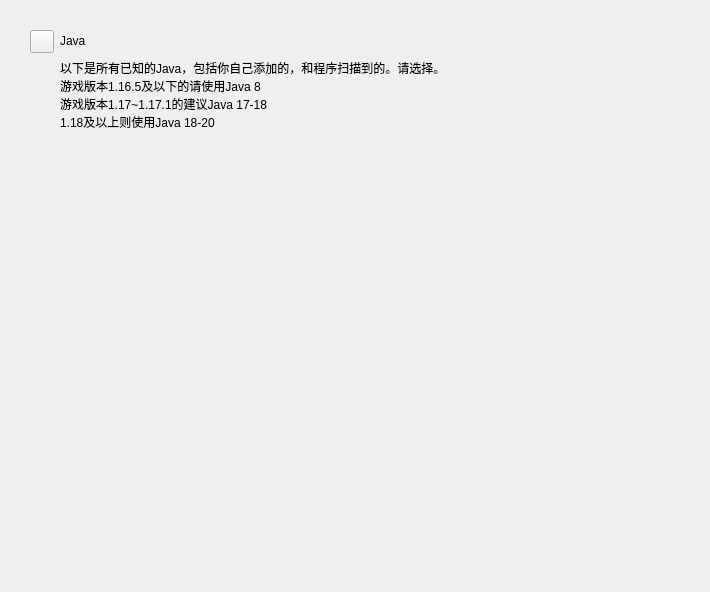
Qt form QtUI/Pages/selectJavaPage.ui (MCSLTeam/MCSL2) before a commit.
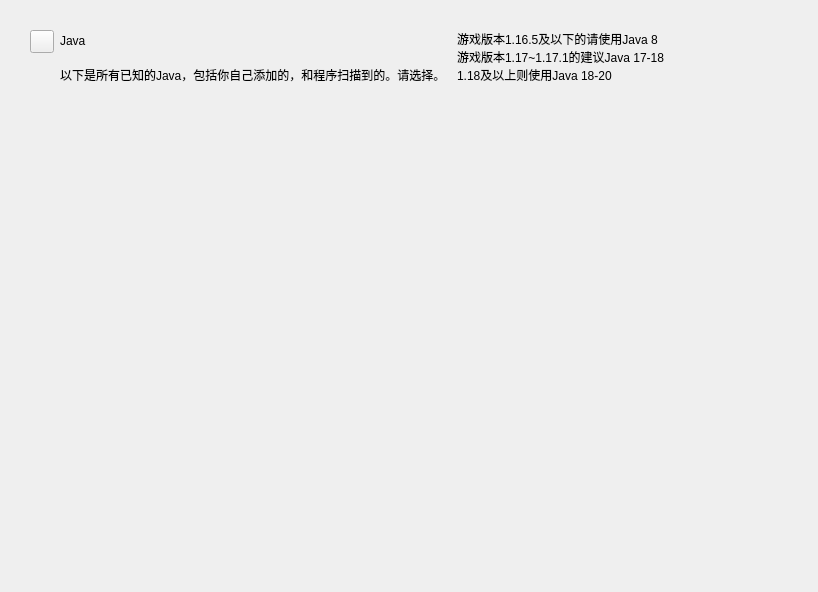
The same form after that commit. Custom widgets are drawn as their Qt base class.

The edit to the form file:
```diff
--- a/QtUI/Pages/selectJavaPage.ui
+++ b/QtUI/Pages/selectJavaPage.ui
@@ -6,7 +6,7 @@
    <rect>
     <x>0</x>
     <y>0</y>
-    <width>710</width>
+    <width>818</width>
     <height>592</height>
    </rect>
   </property>
@@ -49,8 +49,8 @@
        <rect>
         <x>0</x>
         <y>0</y>
-        <width>670</width>
-        <height>410</height>
+        <width>778</width>
+        <height>472</height>
        </rect>
       </property>
       <layout class="QVBoxLayout" name="verticalLayout">
@@ -80,19 +80,6 @@
    <item row="1" column="2" rowspan="2" colspan="2">
     <widget class="QWidget" name="titleLimitWidget" native="true">
      <layout class="QGridLayout" name="gridLayout_2">
-      <item row="0" column="1">
-       <widget class="TitleLabel" name="titleLabel">
-        <property name="sizePolicy">
-         <sizepolicy hsizetype="Preferred" vsizetype="Fixed">
-          <horstretch>0</horstretch>
-          <verstretch>0</verstretch>
-         </sizepolicy>
-        </property>
-        <property name="text">
-         <string>Java</string>
-        </property>
-       </widget>
-      </item>
       <item row="0" column="0">
        <widget class="TransparentToolButton" name="backBtn"/>
       </item>
@@ -105,16 +92,51 @@
          </sizepolicy>
         </property>
         <property name="text">
-         <string>以下是所有已知的Java，包括你自己添加的，和程序扫描到的。请选择。
-游戏版本1.16.5及以下的请使用Java 8
-游戏版本1.17~1.17.1的建议Java 17-18
-1.18及以上则使用Java 18-20</string>
+         <string>以下是所有已知的Java，包括你自己添加的，和程序扫描到的。请选择。</string>
         </property>
         <property name="textFormat">
          <enum>Qt::PlainText</enum>
         </property>
        </widget>
       </item>
+      <item row="0" column="1">
+       <widget class="TitleLabel" name="titleLabel">
+        <property name="sizePolicy">
+         <sizepolicy hsizetype="Preferred" vsizetype="Fixed">
+          <horstretch>0</horstretch>
+          <verstretch>0</verstretch>
+         </sizepolicy>
+        </property>
+        <property name="text">
+         <string>Java</string>
+        </property>
+       </widget>
+      </item>
+      <item row="0" column="3" rowspan="3">
+       <widget class="BodyLabel" name="BodyLabel">
+        <property name="text">
+         <string>游戏版本1.16.5及以下的请使用Java 8
+游戏版本1.17~1.17.1的建议Java 17-18
+1.18及以上则使用Java 18-20</string>
+        </property>
+       </widget>
+      </item>
+      <item row="0" column="2" rowspan="3">
+       <spacer name="horizontalSpacer">
+        <property name="orientation">
+         <enum>Qt::Horizontal</enum>
+        </property>
+        <property name="sizeType">
+         <enum>QSizePolicy::Fixed</enum>
+        </property>
+        <property name="sizeHint" stdset="0">
+         <size>
+          <width>5</width>
+          <height>20</height>
+         </size>
+        </property>
+       </spacer>
+      </item>
      </layout>
     </widget>
    </item>
@@ -137,6 +159,11 @@
    <header>qfluentwidgets</header>
    <container>1</container>
   </customwidget>
+  <customwidget>
+   <class>BodyLabel</class>
+   <extends>QLabel</extends>
+   <header>qfluentwidgets</header>
+  </customwidget>
   <customwidget>
    <class>StrongBodyLabel</class>
    <extends>QLabel</extends>
```
